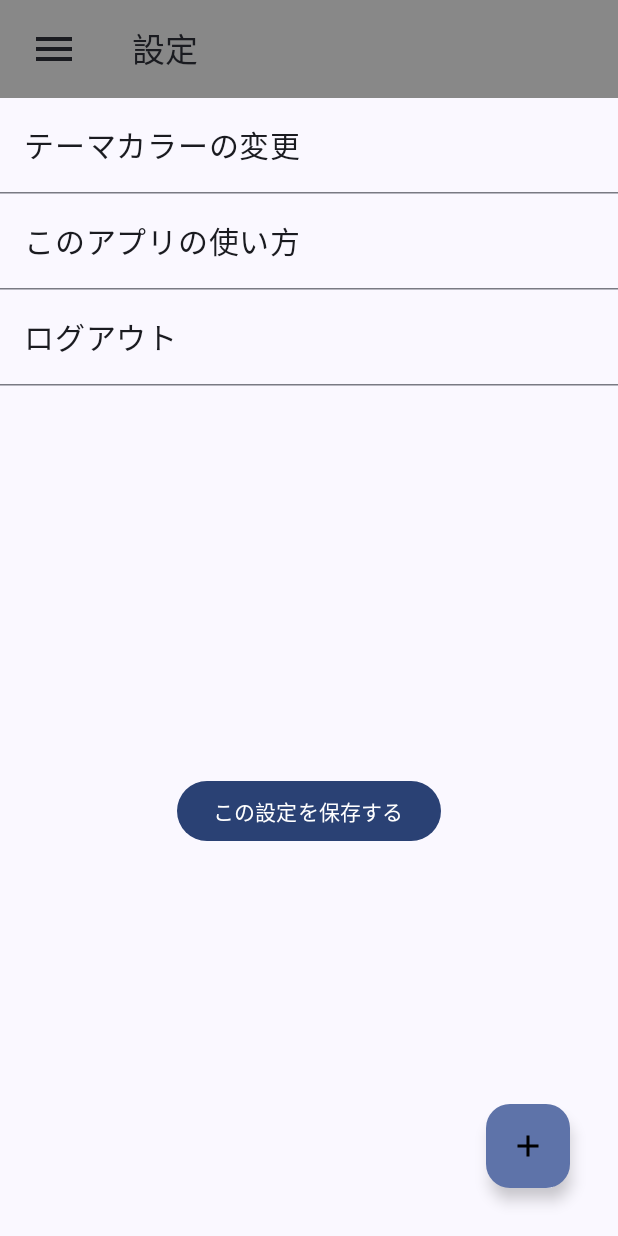
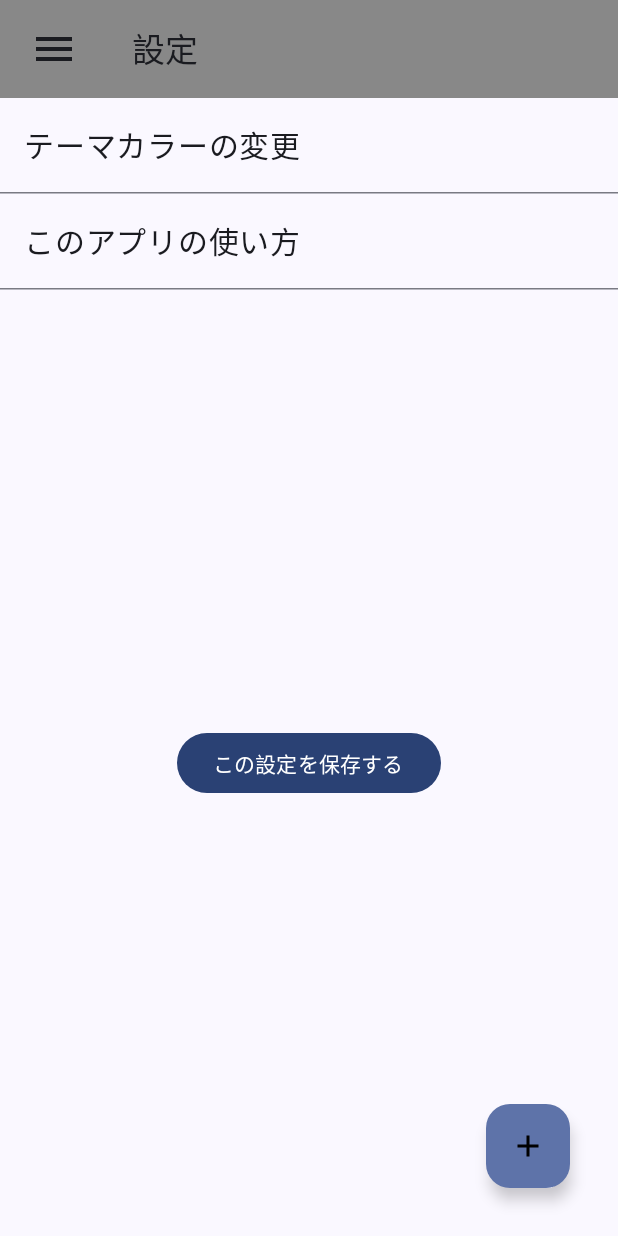
Before and after one commit to suzukibelltree/ReadTrack, an Android app built with Jetpack Compose: the SettingScreen screen opened through its navigation route, on a phone screen of 412 x 824 dp. Run offline under Robolectric (Android 15) with nearby library versions, the light colour scheme and no system bars; our stand-ins replace Dagger/Hilt's generated code; libraries missing offline, so code that uses them is left out: com.patrykandpatrick.vico; pictures from the network do not load; 3 statements that could not run were skipped.

Commit message:
ログイン機能を削除、テーマカラー変更の英語対応

```diff
--- a/app/src/main/java/com/example/readtrack/ReadTrackApp.kt
+++ b/app/src/main/java/com/example/readtrack/ReadTrackApp.kt
@@ -70,7 +70,8 @@ fun ReadTrackApp() {
             DrawerContent(
                 drawerState = drawerState,
                 navController = navController,
-                currentRouteName = currentRoute ?: ""
+                currentRouteName = currentRoute ?: "",
+                selectedThemeColor = themeColor
             )
         },
         scrimColor = Color.White.copy(alpha = 0.9f)
@@ -101,9 +102,9 @@ fun ReadTrackApp() {
                         },
                         colors = TopAppBarDefaults.topAppBarColors(
                             containerColor = when (themeColor) {
-                                "青" -> PastelBlue
-                                "緑" -> PastelGreen
-                                "赤" -> PastelRed
+                                stringResource(R.string.setting_theme_color_blue) -> PastelBlue
+                                stringResource(R.string.setting_theme_color_green) -> PastelGreen
+                                stringResource(R.string.setting_theme_color_red) -> PastelRed
                                 else -> Color.Gray
                             }
                         )
@@ -137,7 +138,8 @@ fun ReadTrackApp() {
 fun DrawerContent(
     drawerState: DrawerState,
     navController: NavController,
-    currentRouteName: String
+    currentRouteName: String,
+    selectedThemeColor: String = ""
 ) {
     val scope = rememberCoroutineScope()
     val menuItems = listOf(
@@ -162,7 +164,14 @@ fun DrawerContent(
                 headlineContent = {
                     Text(
                         text = title,
-                        color = if (currentRouteName == route.toString()) Color.Blue else Color.Black
+                        color = if (currentRouteName == route.toString()) {
+                            when (selectedThemeColor) {
+                                stringResource(R.string.setting_theme_color_blue) -> PastelBlue
+                                stringResource(R.string.setting_theme_color_green) -> PastelGreen
+                                stringResource(R.string.setting_theme_color_red) -> PastelRed
+                                else -> Color.Black
+                            }
+                        } else Color.Black
                     )
                 },
             )
@@ -181,6 +190,6 @@ fun getTopBarTitle(currentRoute: String?): String {
         Route.Setting.toString() -> context.getString(TopTextList.Setting.resId)
         Route.Search.toString() -> context.getString(TopTextList.Search.resId)
         Route.BookDetail.toString() -> context.getString(TopTextList.BookDetail.resId)
-        else -> context.getString(TopTextList.MyBook.resId) // 文字列リソースを適用
+        else -> context.getString(TopTextList.MyBook.resId)
     }
 }
--- a/app/src/main/java/com/example/readtrack/ReadTrackNavHost.kt
+++ b/app/src/main/java/com/example/readtrack/ReadTrackNavHost.kt
@@ -1,7 +1,6 @@
 package com.example.readtrack
 
 import androidx.compose.runtime.Composable
-import androidx.compose.runtime.LaunchedEffect
 import androidx.compose.ui.Modifier
 import androidx.hilt.navigation.compose.hiltViewModel
 import androidx.navigation.NavHostController
@@ -9,7 +8,6 @@ import androidx.navigation.NavType
 import androidx.navigation.compose.NavHost
 import androidx.navigation.compose.composable
 import androidx.navigation.navArgument
-import com.example.readtrack.authentication.FirebaseAuthScreen
 import com.example.readtrack.compose.BookDetail
 import com.example.readtrack.compose.HomeScreen
 import com.example.readtrack.compose.LibraryScreen
@@ -20,7 +18,6 @@ import com.example.readtrack.compose.SettingScreen
 import com.example.readtrack.network.BookListViewModel
 import com.example.readtrack.room.HomeViewModel
 import com.example.readtrack.room.MyBooksViewModel
-import com.google.firebase.auth.FirebaseAuth
 
 /**
  * アプリの画面遷移を管理する
@@ -35,33 +32,15 @@ fun ReadTrackNavHost(
     val bookListViewModel: BookListViewModel = hiltViewModel()
     val myBooksViewModel: MyBooksViewModel = hiltViewModel()
     val homeViewModel: HomeViewModel = hiltViewModel()
-    var currentUser = FirebaseAuth.getInstance().currentUser
-    LaunchedEffect(currentUser) {
-        if (currentUser == null) {
-            navController.navigate(Route.Login) {
-                popUpTo("home") { inclusive = true }
-            }
-        } else {
-            navController.navigate(Route.Home) {
-                popUpTo("login") { inclusive = true }
-            }
-        }
-    }
     NavHost(
         navController = navController,
-        startDestination = if (currentUser == null) Route.Login else Route.Home,
+        startDestination = Route.Home,
         modifier = modifier
     ) {
-        composable<Route.Login> {
-            FirebaseAuthScreen(navController = navController) {
-                currentUser = it
-            }
-        }
         composable<Route.Home> {
             HomeScreen(
                 navController = navController,
                 homeViewModel = homeViewModel,
-                user = currentUser!!
             )
         }
         composable<Route.Library> {
--- a/app/src/main/java/com/example/readtrack/compose/HomeScreen.kt
+++ b/app/src/main/java/com/example/readtrack/compose/HomeScreen.kt
@@ -32,7 +32,6 @@ import com.example.readtrack.room.ReadLog
 import com.example.readtrack.ui.theme.PastelBlue
 import com.example.readtrack.ui.theme.PastelGreen
 import com.example.readtrack.ui.theme.PastelRed
-import com.google.firebase.auth.FirebaseUser
 import com.patrykandpatrick.vico.compose.axis.horizontal.rememberBottomAxis
 import com.patrykandpatrick.vico.compose.axis.vertical.rememberStartAxis
 import com.patrykandpatrick.vico.compose.chart.Chart
@@ -51,7 +50,6 @@ import com.patrykandpatrick.vico.core.entry.entryModelOf
 fun HomeScreen(
     navController: NavController,
     homeViewModel: HomeViewModel,
-    user: FirebaseUser
 ) {
     val savedBooks = homeViewModel.allBooks.collectAsState()
     val finishedBooks = savedBooks.value.filter { it.progress == 2 }
@@ -68,12 +66,6 @@ fun HomeScreen(
     Column(
         horizontalAlignment = Alignment.CenterHorizontally
     ) {
-        Text(
-            text = stringResource(R.string.home_greeting, user.displayName!!),
-            fontSize = 20.sp,
-            modifier = Modifier
-                .padding(8.dp)
-        )
         Text(
             text = stringResource(R.string.home_number_of_FinishedBooks, finishedBooks.size),
             fontSize = 24.sp,
@@ -181,9 +173,9 @@ fun ReadLogGraph(
                 listOf(
                     lineComponent(
                         color = when (themeColor) {
-                            "青" -> PastelBlue
-                            "赤" -> PastelRed
-                            "緑" -> PastelGreen
+                            stringResource(R.string.setting_theme_color_blue) -> PastelBlue
+                            stringResource(R.string.setting_theme_color_red) -> PastelRed
+                            stringResource(R.string.setting_theme_color_green) -> PastelGreen
                             else -> Color.LightGray
                         },
                         thickness = 8.dp
--- a/app/src/main/java/com/example/readtrack/compose/SettingScreen.kt
+++ b/app/src/main/java/com/example/readtrack/compose/SettingScreen.kt
@@ -32,10 +32,8 @@ import androidx.compose.ui.unit.dp
 import androidx.compose.ui.unit.sp
 import androidx.navigation.NavController
 import com.example.readtrack.R
-import com.example.readtrack.Route
 import com.example.readtrack.datastore.getValue
 import com.example.readtrack.datastore.saveValue
-import com.google.firebase.auth.FirebaseAuth
 import kotlinx.coroutines.flow.first
 import kotlinx.coroutines.launch
 
@@ -67,7 +65,11 @@ fun SettingScreen(
                     .clickable { themeMenuExpand = !themeMenuExpand }
             )
             AnimatedVisibility(themeMenuExpand) {
-                val colorOptions = listOf("青", "赤", "緑")
+                val colorOptions = listOf(
+                    stringResource(id = R.string.setting_theme_color_red),
+                    stringResource(id = R.string.setting_theme_color_blue),
+                    stringResource(id = R.string.setting_theme_color_green)
+                )
                 val (selectedOption, onOptionSelected) = remember {
                     mutableStateOf(
                         selectedThemeColor
@@ -121,20 +123,6 @@ fun SettingScreen(
                 }
         )
         HorizontalDivider()
-        Text(
-            text = stringResource(id = R.string.setting_logout),
-            fontSize = 20.sp,
-            modifier = Modifier
-                .fillMaxWidth()
-                .padding(16.dp)
-                .clickable {
-                    FirebaseAuth
-                        .getInstance()
-                        .signOut()
-                    navController.navigate(Route.Login)
-                }
-        )
-        HorizontalDivider()
         Spacer(modifier = Modifier.weight(1f))
         Button(
             onClick = {
@@ -145,10 +133,10 @@ fun SettingScreen(
                         value = selectedThemeColor
                     )
                 }
-                Toast.makeText(context, "設定を保存しました", Toast.LENGTH_SHORT).show()
+                Toast.makeText(context, R.string.setting_save_complete, Toast.LENGTH_SHORT).show()
             }
         ) {
-            Text(text = "この設定を保存する")
+            Text(text = stringResource(id = R.string.setting_save))
         }
         Spacer(modifier = Modifier.weight(1f))
     }
--- a/app/src/main/res/values/strings.xml
+++ b/app/src/main/res/values/strings.xml
@@ -50,6 +50,9 @@
     <string name="search_unknown">不明</string>
     <string name="setting_character_size">文字サイズの変更</string>
     <string name="setting_theme_color">テーマカラーの変更</string>
+    <string name="setting_theme_color_red">赤</string>
+    <string name="setting_theme_color_blue">青</string>
+    <string name="setting_theme_color_green">緑</string>
     <string name="setting_how_to_use">このアプリの使い方</string>
     <string name="setting_logout">ログアウト</string>
     <string name="setting_switch_dark_light">ダークモード/ライトモード切替</string>
@@ -76,6 +79,8 @@
     <string name="setting_explain_back">戻る</string>
     <string name="setting_explain_next">次へ</string>
     <string name="setting_explain_finish">閉じる</string>
+    <string name="setting_save">この設定を保存する</string>
+    <string name="setting_save_complete">設定を保存しました</string>
     <string name="drawer_home">ホーム</string>
     <string name="drawer_library">ライブラリ</string>
     <string name="drawer_setting">設定</string>
```
Also changed, not shown: 1 other file.
